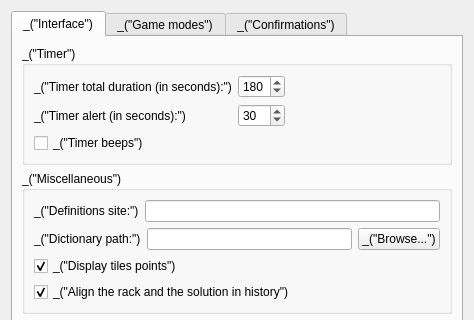
cjlano/eliot, file qt/ui/prefs_dialog.ui: the form before one commit; both pictures show x 0 to 474 and y 0 to 320 of the 474 by 622 pixel window.
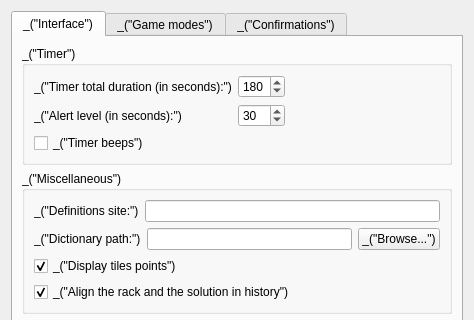
The form after the commit. The open tabs and pages were chosen to show the change.

Patch:
```diff
--- a/qt/ui/prefs_dialog.ui
+++ b/qt/ui/prefs_dialog.ui
@@ -42,7 +42,7 @@
             <item row="2" column="0">
              <widget class="QLabel" name="label_8">
               <property name="text">
-               <string>_(&quot;Timer alert (in seconds):&quot;)</string>
+               <string>_(&quot;Alert level (in seconds):&quot;)</string>
               </property>
              </widget>
             </item>
```
Left out of the diff: 17 changed lines with no effect on the pictures.
